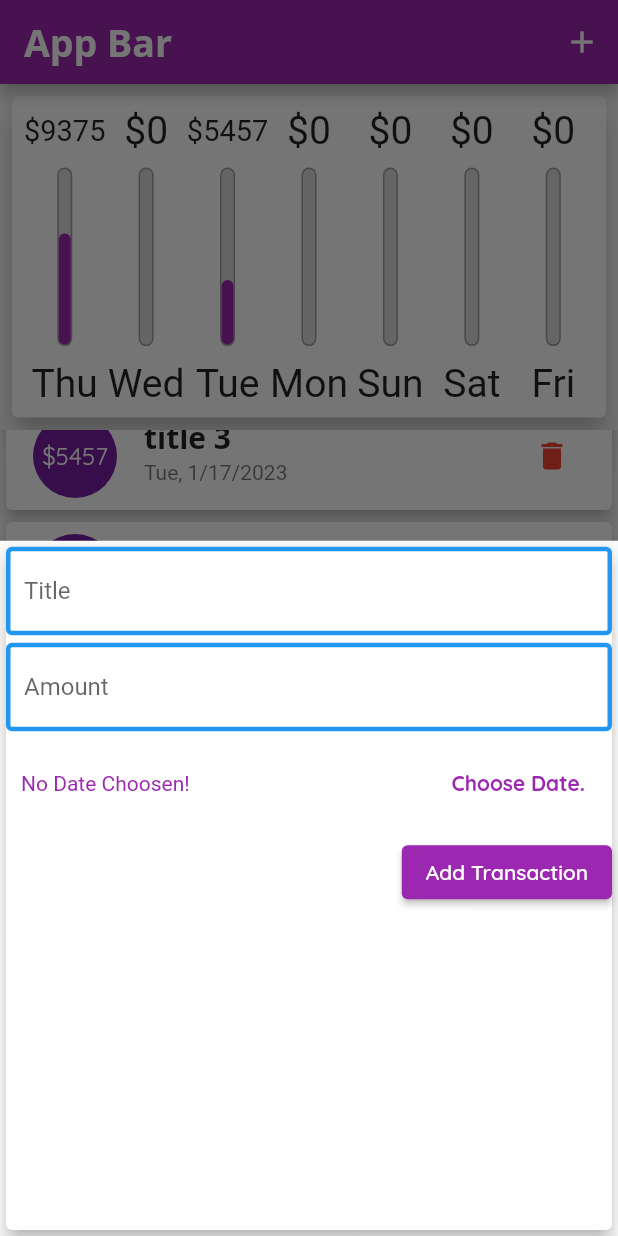
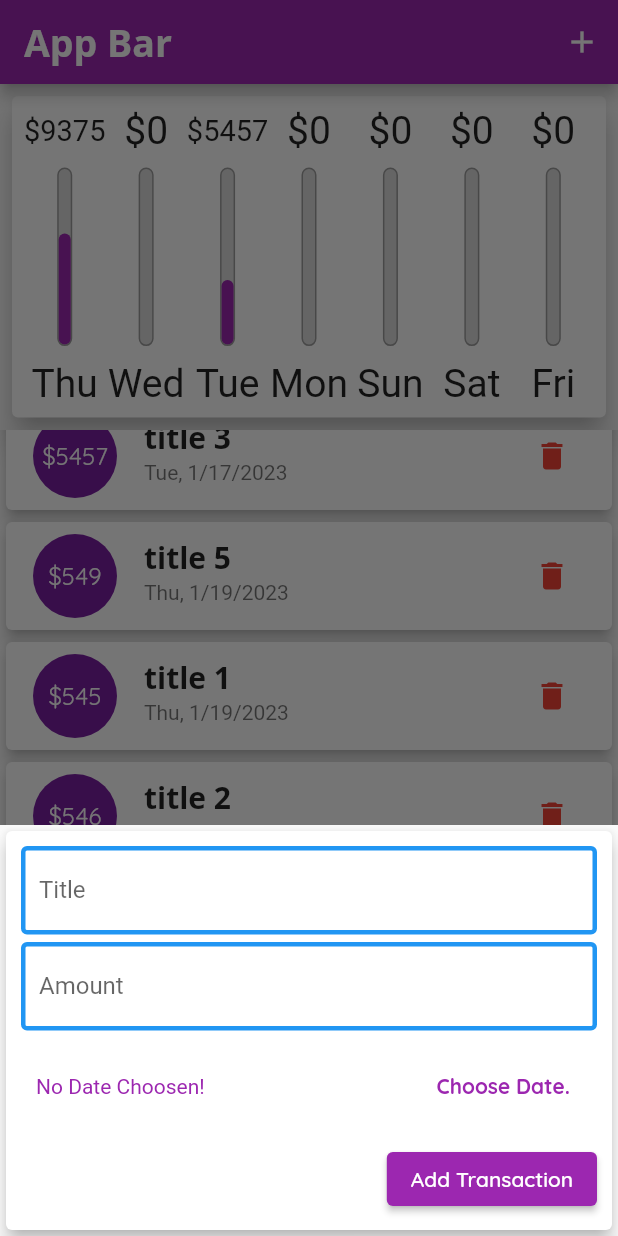
Before and after one commit to pd28CSE/flutter_personal_expenses1, a Flutter app: the screen it shows after launch, scrolled down 262 dp, after a tap on the "delete" icon, after a tap on the "add" icon, on a phone screen of 412 x 824 dp. Run offline on Flutter 3.47's test engine with Material 2 defaults, Android fonts, the phone set to English and light mode, and no system bars.

Commit message:
responsive complete

```diff
--- a/lib/main.dart
+++ b/lib/main.dart
@@ -28,7 +28,7 @@ class MyApp extends StatelessWidget {
         primarySwatch: Colors.purple,
         accentColor: Colors.amber,
         fontFamily: 'Quicksand',
-        appBarTheme: AppBarTheme(
+        appBarTheme: const AppBarTheme(
           titleTextStyle: TextStyle(
             fontFamily: 'OpenSans',
             fontSize: 25,
@@ -36,16 +36,16 @@ class MyApp extends StatelessWidget {
           ),
         ),
         textTheme: ThemeData.light().textTheme.copyWith(
-              headline6: TextStyle(
+              headline6: const TextStyle(
                 fontFamily: 'OpenSans',
                 fontSize: 20,
                 fontWeight: FontWeight.bold,
               ),
-              button: TextStyle(
+              button: const TextStyle(
                 color: Colors.white,
               ),
             ),
-        inputDecorationTheme: InputDecorationTheme(
+        inputDecorationTheme: const InputDecorationTheme(
           enabledBorder: OutlineInputBorder(
             borderSide: BorderSide(
               color: Colors.blue,
@@ -90,7 +90,7 @@ class _HomeState extends State<_Home> {
     Transaction(
         title: 'title 3',
         amount: 5457,
-        date: DateTime.now().subtract(Duration(days: 2))),
+        date: DateTime.now().subtract(const Duration(days: 2))),
     Transaction(title: 'title 4', amount: 548, date: DateTime.now()),
     Transaction(title: 'title 5', amount: 549, date: DateTime.now()),
     Transaction(title: 'title 1', amount: 545, date: DateTime.now()),
@@ -132,30 +132,23 @@ class _HomeState extends State<_Home> {
     });
   }
 
+  @override
   Widget build(BuildContext context) {
-    final isLandscape =
-        MediaQuery.of(context).orientation == Orientation.landscape;
+    final mediaQuery = MediaQuery.of(context);
+    final isLandscape = mediaQuery.orientation == Orientation.landscape;
     final appBar = AppBar(
-      title: Text('App Bar'),
+      title: const Text('App Bar'),
       // titleTextStyle: Theme.of(context).appBarTheme.titleTextStyle!.copyWith(
       //       color: Colors.amber,
       //     ),
       actions: [
         IconButton(
+          icon: const Icon(Icons.add),
           onPressed: () {
             startAddNewTransaction(context);
           },
-          icon: Icon(Icons.add),
         ),
       ],
-    );
-    final txListWidget = Container(
-      height: (MediaQuery.of(context).size.height -
-              MediaQuery.of(context).padding.top -
-              appBar.preferredSize.height) *
-          0.7,
-      child: TransactionList(
-          transactions: _transactions, deleteTransaction: _deleteTransaction),
     );
 
     return Scaffold(
@@ -183,23 +176,42 @@ class _HomeState extends State<_Home> {
               ),
             if (isLandscape == false)
               Container(
-                height: (MediaQuery.of(context).size.height -
-                        MediaQuery.of(context).padding.top -
+                height: (mediaQuery.size.height -
+                        mediaQuery.padding.top -
                         appBar.preferredSize.height) *
                     0.3,
                 child: Chart(recentTransactions: _transactions),
               ),
-            if (isLandscape == false) txListWidget,
+            if (isLandscape == false)
+              Container(
+                height: (mediaQuery.size.height -
+                        mediaQuery.padding.top -
+                        appBar.preferredSize.height) *
+                    0.7,
+                child: TransactionList(
+                  transactions: _transactions,
+                  deleteTransaction: _deleteTransaction,
+                ),
+              ),
             if (isLandscape == true)
               _showChart == true
                   ? Container(
-                      height: (MediaQuery.of(context).size.height -
-                              MediaQuery.of(context).padding.top -
+                      height: (mediaQuery.size.height -
+                              mediaQuery.padding.top -
                               appBar.preferredSize.height) *
                           0.7,
                       child: Chart(recentTransactions: _transactions),
                     )
-                  : txListWidget,
+                  : Container(
+                      height: (mediaQuery.size.height -
+                              mediaQuery.padding.top -
+                              appBar.preferredSize.height) *
+                          0.8,
+                      child: TransactionList(
+                        transactions: _transactions,
+                        deleteTransaction: _deleteTransaction,
+                      ),
+                    ),
           ],
         ),
       ),
@@ -207,7 +219,7 @@ class _HomeState extends State<_Home> {
         onPressed: () {
           startAddNewTransaction(context);
         },
-        child: Icon(Icons.add),
+        child: const Icon(Icons.add),
       ),
       floatingActionButtonLocation: FloatingActionButtonLocation.centerFloat,
     );
--- a/lib/widgets/new_transaction.dart
+++ b/lib/widgets/new_transaction.dart
@@ -4,7 +4,7 @@ import 'package:intl/intl.dart';
 class NewTransaction extends StatefulWidget {
   final Function addNewTransaction;
 
-  NewTransaction({super.key, required this.addNewTransaction});
+  const NewTransaction({super.key, required this.addNewTransaction});
 
   @override
   State<NewTransaction> createState() => _NewTransactionState();
@@ -47,14 +47,22 @@ class _NewTransactionState extends State<NewTransaction> {
 
   @override
   Widget build(BuildContext context) {
-    return Card(
+    return SingleChildScrollView(
+      child: Card(
         elevation: 5,
+        child: Padding(
+          padding: EdgeInsets.only(
+            top: 10,
+            left: 10,
+            right: 10,
+            bottom: MediaQuery.of(context).viewInsets.bottom + 10,
+          ),
           child: Column(
             crossAxisAlignment: CrossAxisAlignment.end,
             children: [
               TextField(
                 keyboardType: TextInputType.text,
-            decoration: InputDecoration(
+                decoration: const InputDecoration(
                   labelText: 'Title',
                   hintText: 'Hello',
                 ),
@@ -65,12 +73,12 @@ class _NewTransactionState extends State<NewTransaction> {
                 controller: _titleController,
                 onSubmitted: (_) => _submitData(),
               ),
-          SizedBox(
+              const SizedBox(
                 height: 5,
               ),
               TextField(
                 keyboardType: TextInputType.number,
-            decoration: InputDecoration(
+                decoration: const InputDecoration(
                   labelText: 'Amount',
                   hintText: '10.00',
                 ),
@@ -82,15 +90,16 @@ class _NewTransactionState extends State<NewTransaction> {
                 onSubmitted: (_) => _submitData(),
               ),
               Container(
-            padding: EdgeInsets.symmetric(horizontal: 10),
-            height: 70,
+                padding: const EdgeInsets.symmetric(horizontal: 10),
+                height: 75,
                 child: Row(
                   mainAxisAlignment: MainAxisAlignment.spaceBetween,
                   children: <Widget>[
                     Text(
                       _selectedDate == null
                           ? 'No Date Choosen!'
-                      : DateFormat.yMMMMd().format(_selectedDate as DateTime),
+                          : DateFormat.yMMMMd()
+                              .format(_selectedDate as DateTime),
                       style: TextStyle(color: Theme.of(context).primaryColor),
                     ),
                     TextButton(
@@ -108,12 +117,14 @@ class _NewTransactionState extends State<NewTransaction> {
               ),
               ElevatedButton(
                 onPressed: _submitData,
-            child: Text(
+                child: const Text(
                   'Add Transaction',
                 ),
               ),
             ],
           ),
+        ),
+      ),
     );
   }
 }
--- a/lib/widgets/transaction_list.dart
+++ b/lib/widgets/transaction_list.dart
@@ -12,6 +12,7 @@ class TransactionList extends StatelessWidget {
 
   @override
   Widget build(BuildContext context) {
+    final mediaQuery = MediaQuery.of(context);
     return transactions.isEmpty
         ? LayoutBuilder(
             builder: (BuildContext cntx, BoxConstraints constraints) {
@@ -57,10 +58,21 @@ class TransactionList extends StatelessWidget {
                   ),
                   subtitle:
                       Text(DateFormat.yMEd().format(transactions[index].date)),
-                  trailing: IconButton(
-                    icon: Icon(Icons.delete, color: Colors.red),
-                    onPressed: () => deleteTransaction(index),
-                  ),
+                  trailing: mediaQuery.size.width > 500
+                      ? TextButton.icon(
+                          onPressed: () {
+                            deleteTransaction(index);
+                          },
+                          icon: Icon(Icons.delete, color: Colors.red),
+                          label: Text(
+                            "Delete",
+                            style: TextStyle(color: Colors.red),
+                          ),
+                        )
+                      : IconButton(
+                          icon: Icon(Icons.delete, color: Colors.red),
+                          onPressed: () => deleteTransaction(index),
+                        ),
                 ),
               );
             },
```
Lines whose indentation alone changed are shown as unchanged.
